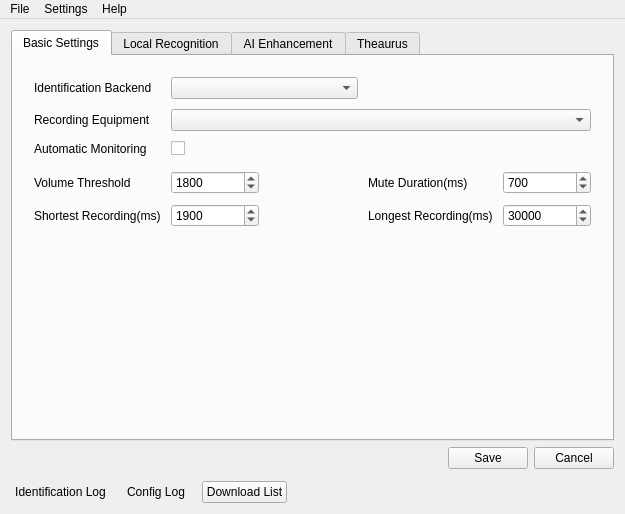
Old version of the form src/MainWin.ui in the repository Zeuear/IME_Audio.
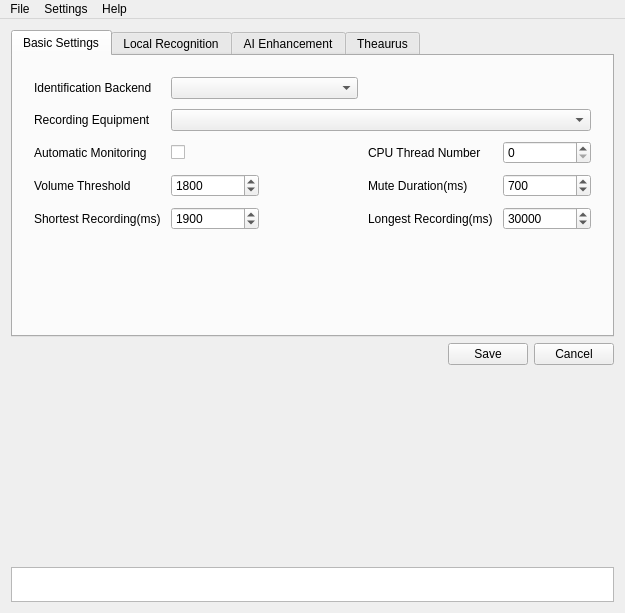
New version of the form. The open tabs and pages were chosen to show the change. Icons and pictures are not drawn. Custom widgets are drawn as their Qt base class.

Commit message: feat: fix config

```diff
--- a/src/MainWin.ui
+++ b/src/MainWin.ui
@@ -7,7 +7,7 @@
     <x>0</x>
     <y>0</y>
     <width>625</width>
-    <height>514</height>
+    <height>613</height>
    </rect>
   </property>
   <property name="font">
@@ -33,6 +33,9 @@
   </property>
   <widget class="QWidget" name="centralWidget">
    <layout class="QVBoxLayout" name="verticalLayout">
+    <property name="spacing">
+     <number>0</number>
+    </property>
     <item>
      <layout class="QVBoxLayout" name="verticalLayout_2">
       <item>
@@ -244,6 +247,16 @@
               <item row="0" column="1" colspan="2">
                <widget class="QComboBox" name="identification_backend_comb"/>
               </item>
+              <item row="2" column="3">
+               <widget class="QLabel" name="label_7">
+                <property name="text">
+                 <string>CPU Thread Number</string>
+                </property>
+               </widget>
+              </item>
+              <item row="2" column="4">
+               <widget class="QSpinBox" name="cpu_thread_number_spin"/>
+              </item>
              </layout>
             </item>
            </layout>
@@ -711,6 +724,22 @@
         </item>
        </layout>
       </item>
+      <item>
+       <spacer name="verticalSpacer_7">
+        <property name="orientation">
+         <enum>Qt::Orientation::Vertical</enum>
+        </property>
+        <property name="sizeType">
+         <enum>QSizePolicy::Policy::Fixed</enum>
+        </property>
+        <property name="sizeHint" stdset="0">
+         <size>
+          <width>20</width>
+          <height>10</height>
+         </size>
+        </property>
+       </spacer>
+      </item>
      </layout>
     </item>
     <item>
@@ -729,7 +758,7 @@
         <property name="maximumSize">
          <size>
           <width>16777215</width>
-          <height>0</height>
+          <height>200</height>
          </size>
         </property>
         <property name="currentIndex">
@@ -787,6 +816,18 @@
         </widget>
         <widget class="QWidget" name="page_3">
          <layout class="QHBoxLayout" name="horizontalLayout_7">
+          <property name="leftMargin">
+           <number>0</number>
+          </property>
+          <property name="topMargin">
+           <number>0</number>
+          </property>
+          <property name="rightMargin">
+           <number>0</number>
+          </property>
+          <property name="bottomMargin">
+           <number>0</number>
+          </property>
           <item>
            <widget class="DownloadListWidget" name="download_list_widget" native="true"/>
           </item>
@@ -799,47 +840,26 @@
     <item>
      <layout class="QHBoxLayout" name="horizontalLayout_2">
       <item>
-       <widget class="QPushButton" name="identification_log_btn">
-        <property name="text">
-         <string>Identification Log</string>
+       <widget class="NavListWidget" name="nav_list_widget">
+        <property name="sizePolicy">
+         <sizepolicy hsizetype="Expanding" vsizetype="Fixed">
+          <horstretch>0</horstretch>
+          <verstretch>0</verstretch>
+         </sizepolicy>
         </property>
-        <property name="flat">
-         <bool>true</bool>
+        <property name="minimumSize">
+         <size>
+          <width>0</width>
+          <height>0</height>
+         </size>
         </property>
-       </widget>
-      </item>
-      <item>
-       <widget class="QPushButton" name="config_log_btn">
-        <property name="styleSheet">
-         <string notr="true"/>
-        </property>
-        <property name="text">
-         <string>Config Log</string>
-        </property>
-        <property name="flat">
-         <bool>true</bool>
-        </property>
-       </widget>
-      </item>
-      <item>
-       <widget class="QPushButton" name="download_list_btn">
-        <property name="text">
-         <string>Download List</string>
-        </property>
-       </widget>
-      </item>
-      <item>
-       <spacer name="horizontalSpacer_6">
-        <property name="orientation">
-         <enum>Qt::Orientation::Horizontal</enum>
-        </property>
-        <property name="sizeHint" stdset="0">
+        <property name="maximumSize">
          <size>
-          <width>40</width>
-          <height>20</height>
+          <width>16777215</width>
+          <height>35</height>
          </size>
         </property>
-       </spacer>
+       </widget>
       </item>
      </layout>
     </item>
@@ -1040,6 +1060,11 @@
    <header>widgets/TermWidget.h</header>
    <container>1</container>
   </customwidget>
+  <customwidget>
+   <class>NavListWidget</class>
+   <extends>QListWidget</extends>
+   <header>widgets/NavListWidget.h</header>
+  </customwidget>
  </customwidgets>
  <resources/>
  <connections/>
```
Left out of the diff: 2 changed lines with no effect on the pictures. The commit also changes 28 other files.
